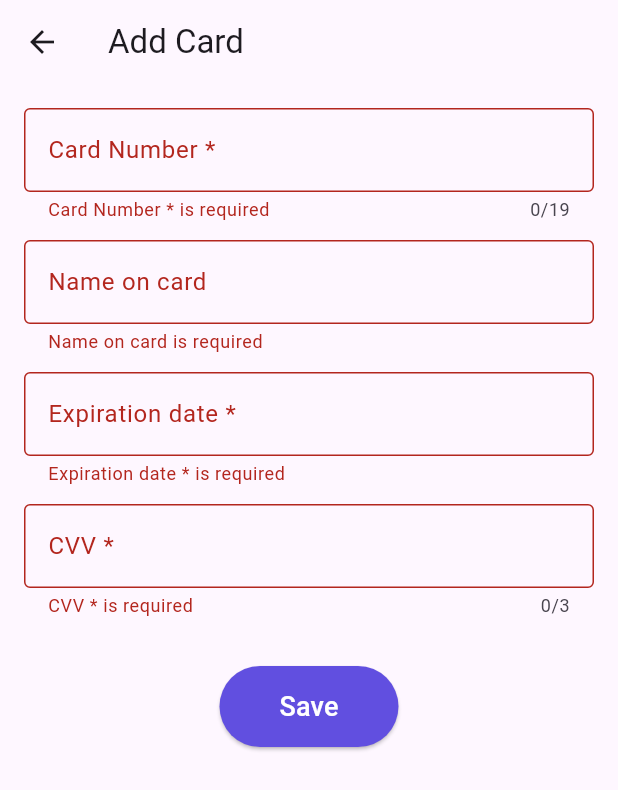
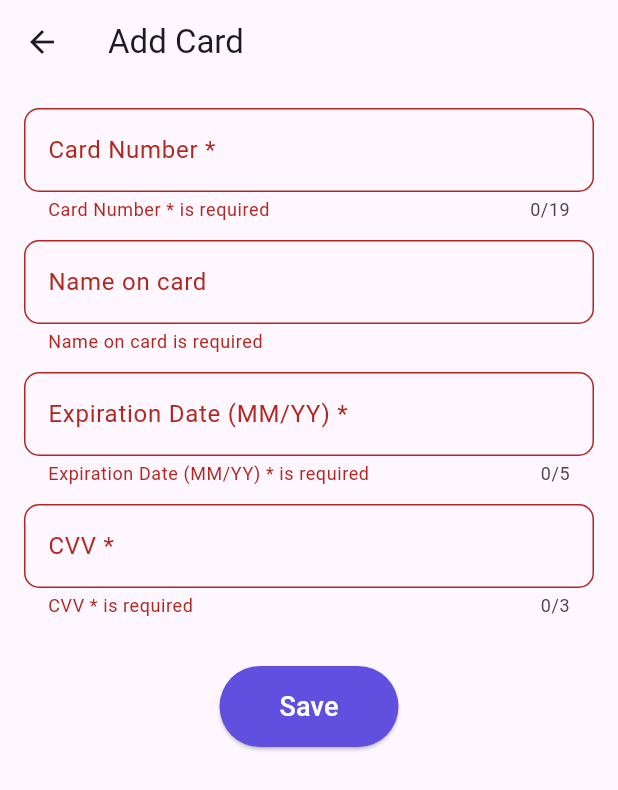
Before and after one commit to ShadanKhud/Aura, a Flutter app: the AddCardPage screen opened directly, after a tap on "Save", on a phone screen of 412 x 824 dp. Shown: the top 790 px of the screen. Run offline on Flutter 3.47's test engine with Material 3 defaults, Android fonts, the phone set to English and light mode, and no system bars; our stand-ins replace cloud_firestore, country_picker, firebase_auth, firebase_core, google_sign_in, share_plus; missing offline and left inert: country_state_city_picker, flutter_stripe; accounts and stored records are empty.

Commit message:
stripe is making me CRAZYYY

```diff
--- a/lib/Settings/MyCreditCards/AddCard.dart
+++ b/lib/Settings/MyCreditCards/AddCard.dart
@@ -1,7 +1,7 @@
 import 'package:flutter/material.dart';
 import 'package:cloud_firestore/cloud_firestore.dart';
-import 'package:crypto/crypto.dart'; // For hashing CVV
-import 'dart:convert'; // For utf8 encoding
+import 'package:http/http.dart' as http;
+import 'dart:convert';
 
 class AddCardPage extends StatefulWidget {
   @override
@@ -10,11 +10,15 @@ class AddCardPage extends StatefulWidget {
 
 class _AddCardPageState extends State<AddCardPage> {
   final _formKey = GlobalKey<FormState>();
-  String cardNumber = "", name = "", expDate = "", cvv = "", type = "Visa";
+  final TextEditingController _cardNumberController = TextEditingController();
+  final TextEditingController _nameController = TextEditingController();
+  final TextEditingController _expDateController = TextEditingController();
+  final TextEditingController _cvvController = TextEditingController();
+  String cardType = "Visa";
 
-  // Function to validate card using Luhn Algorithm
+  // Validate Card Number using Luhn Algorithm
   bool _validateCardNumber(String number) {
-    number = number.replaceAll(RegExp(r"\s+"), ""); // Remove spaces
+    number = number.replaceAll(RegExp(r"\s+"), "");
     if (number.length < 13 || number.length > 19) return false;
 
     int sum = 0;
@@ -31,35 +35,72 @@ class _AddCardPageState extends State<AddCardPage> {
     return (sum % 10 == 0);
   }
 
-  // Function to hash the CVV
-  String _hashCVV(String cvv) {
-    var key = utf8.encode("secure_key"); // Replace with a more secure key
-    var bytes = utf8.encode(cvv);
-    var hmacSha256 = Hmac(sha256, key);
-    var digest = hmacSha256.convert(bytes);
-    return digest.toString();
-  }
-
-  void _saveCard() {
+  // Send card details to the backend server.js for Stripe
+  Future<void> _addPaymentMethod() async {
     if (_formKey.currentState!.validate()) {
-      if (!_validateCardNumber(cardNumber)) {
+      if (!_validateCardNumber(_cardNumberController.text)) {
         ScaffoldMessenger.of(context).showSnackBar(
-          SnackBar(content: Text("Invalid card number!"))
+          SnackBar(content: Text("Invalid card number!")),
         );
         return;
       }
 
-      FirebaseFirestore.instance.collection('cards').add({
-        'cardNumber': cardNumber,
-        'name': name,
-        'expDate': expDate,
-        'cvvToken': _hashCVV(cvv), // Store hashed CVV instead of raw
-        'type': type,
-        'last4': cardNumber.substring(cardNumber.length - 4),
-      });
+      try {
+        var response = await http.post(
+          Uri.parse('http//192.168.100.149:5000/add-card'),
+          headers: {"Content-Type": "application/json"},
+          body: jsonEncode({
+            'card_number': _cardNumberController.text.replaceAll(" ", ""),
+            'exp_date': _expDateController.text,
+            'cvv': _cvvController.text,
+            'name': _nameController.text,
+          }),
+        );
 
-      Navigator.pop(context);
+        var responseData = jsonDecode(response.body);
+        if (response.statusCode == 200) {
+          FirebaseFirestore.instance.collection('cards').add({
+            'cardNumber': _cardNumberController.text,
+            'name': _nameController.text,
+            'expDate': _expDateController.text,
+            'type': cardType,
+            'last4': _cardNumberController.text.substring(_cardNumberController.text.length - 4),
+          });
+
+          ScaffoldMessenger.of(context).showSnackBar(
+            SnackBar(content: Text("Card added successfully!")),
+          );
+          Navigator.pop(context);
+        } else {
+          ScaffoldMessenger.of(context).showSnackBar(
+            SnackBar(content: Text(responseData['error'] ?? "Error adding card.")),
+          );
+        }
+      } catch (e) {
+        ScaffoldMessenger.of(context).showSnackBar(
+          SnackBar(content: Text("Error: $e")),
+        );
+      }
     }
+  }
+
+  Widget _buildTextField(String label, String hint, TextEditingController controller,
+      {TextInputType keyboardType = TextInputType.text, bool obscureText = false, int? maxLength}) {
+    return Padding(
+      padding: const EdgeInsets.only(bottom: 12),
+      child: TextFormField(
+        controller: controller,
+        keyboardType: keyboardType,
+        maxLength: maxLength,
+        obscureText: obscureText,
+        decoration: InputDecoration(
+          labelText: label,
+          hintText: hint,
+          border: OutlineInputBorder(borderRadius: BorderRadius.circular(10)),
+        ),
+        validator: (value) => value == null || value.isEmpty ? "$label is required" : null,
+      ),
+    );
   }
 
   @override
@@ -78,14 +119,17 @@ class _AddCardPageState extends State<AddCardPage> {
           key: _formKey,
           child: Column(
             children: [
-              _buildTextField("Card Number *", "4111 1111 1111 1111", (value) => cardNumber = value, keyboardType: TextInputType.number, maxLength: 19),
-              _buildTextField("Name on card", "Enter the name written on the card", (value) => name = value),
-              _buildDateField("Expiration date *"),
-              _buildTextField("CVV *", "123", (value) => cvv = value, keyboardType: TextInputType.number, maxLength: 3),
+              _buildTextField("Card Number *", "4111 1111 1111 1111", _cardNumberController, keyboardType: TextInputType.number, maxLength: 19),
+              _buildTextField("Name on card", "Enter name on the card", _nameController),
+              _buildTextField("Expiration Date (MM/YY) *", "MM/YY", _expDateController, keyboardType: TextInputType.datetime, maxLength: 5),
+              _buildTextField("CVV *", "123", _cvvController, keyboardType: TextInputType.number, maxLength: 3, obscureText: true),
               SizedBox(height: 20),
               ElevatedButton(
-                style: ElevatedButton.styleFrom(backgroundColor: Color(0xFF614FE0), padding: EdgeInsets.symmetric(vertical: 14, horizontal: 40)),
-                onPressed: _saveCard,
+                style: ElevatedButton.styleFrom(
+                  backgroundColor: Color(0xFF614FE0),
+                  padding: EdgeInsets.symmetric(vertical: 14, horizontal: 40),
+                ),
+                onPressed: _addPaymentMethod,
                 child: Text("Save", style: TextStyle(fontSize: 18, color: Colors.white)),
               ),
             ],
@@ -94,43 +138,4 @@ class _AddCardPageState extends State<AddCardPage> {
       ),
     );
   }
-
-  Widget _buildTextField(String label, String hint, Function(String) onChanged, {TextInputType keyboardType = TextInputType.text, int? maxLength}) {
-    return Padding(
-      padding: EdgeInsets.only(bottom: 12),
-      child: TextFormField(
-        decoration: InputDecoration(
-          labelText: label,
-          hintText: hint,
-          border: OutlineInputBorder(),
-        ),
-        keyboardType: keyboardType,
-        maxLength: maxLength,
-        validator: (value) => value == null || value.isEmpty ? "$label is required" : null,
-        onChanged: onChanged,
-      ),
-    );
-  }
-
-  Widget _buildDateField(String label) {
-    return Padding(
-      padding: EdgeInsets.only(bottom: 12),
-      child: TextFormField(
-        decoration: InputDecoration(
-          labelText: label,
-          border: OutlineInputBorder(),
-        ),
-        keyboardType: TextInputType.datetime,
-        validator: (value) => value == null || value.isEmpty ? "$label is required" : null,
-        onTap: () async {
-          DateTime? pickedDate = await showDatePicker(
-            context: context,
-            initialDate: DateTime.now(),
-            firstDate: DateTime.now(),
-            lastDate: DateTime(2100),
-          );
-        },
-      ),
-    );
-  }
 }
```
Also changed, not shown: lib/Settings/MyCreditCards/MyCreditCards.dart (+20 -2 lines), lib/main.dart (+3 -1 lines), flutter_01.png (added), 4 other files.
